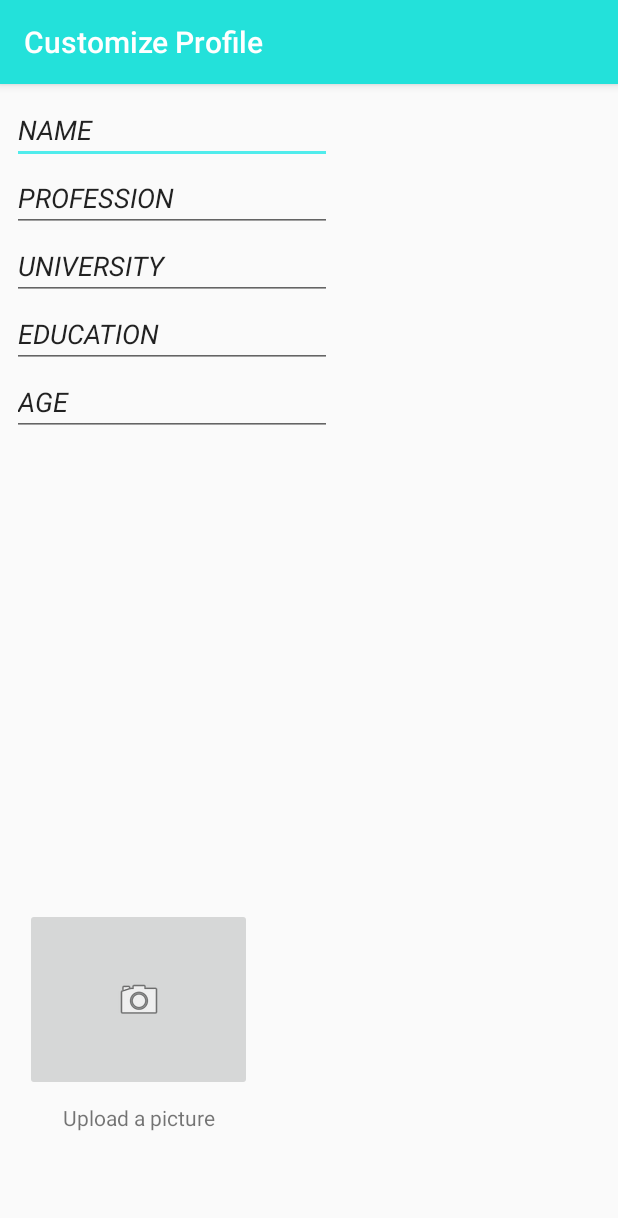
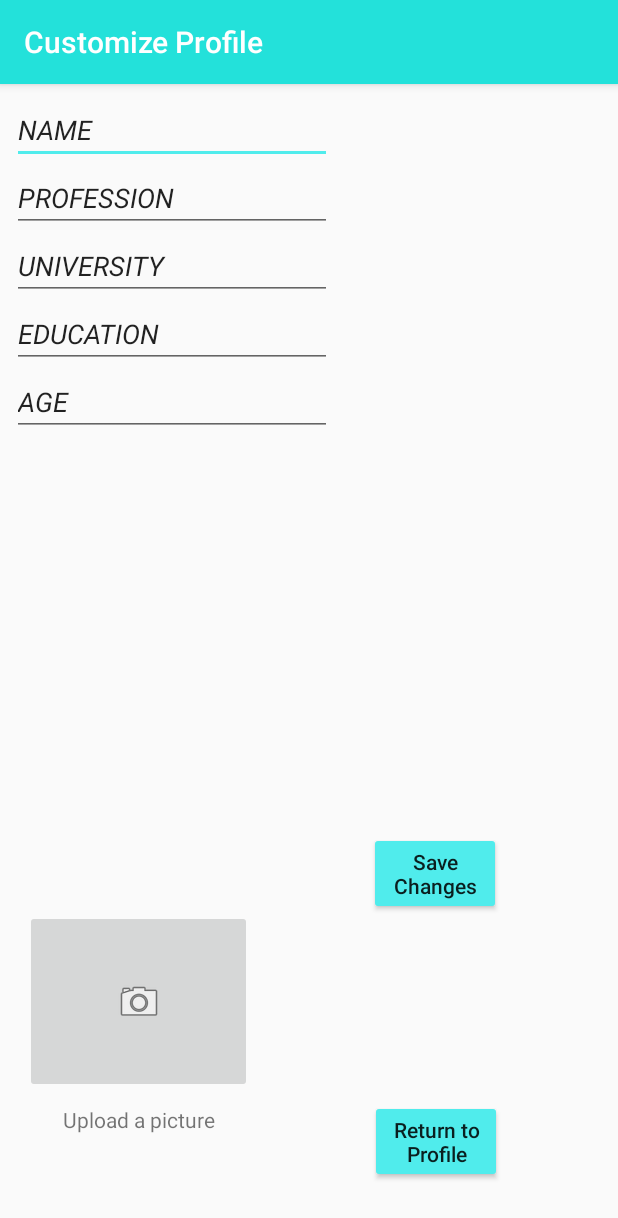
Before and after one commit to nugready/PB_Revised, an Android app: the CustomizeProfile screen opened directly, with no data from a screen before it, on a phone screen of 412 x 824 dp. Shown: the top 1218 px of the screen. Run offline under Robolectric (Android 15) with nearby library versions, the phone set to English and light mode, and no system bars; our stand-ins replace Firebase (no records; nobody signed in at launch, a user with empty details on screens opened directly).

Commit message:
Added functionality to save unique user information for their profile

```diff
--- a/app/build.gradle
+++ b/app/build.gradle
@@ -27,6 +27,8 @@ dependencies {
     compile 'com.android.support:appcompat-v7:25.3.1'
     compile 'com.android.support.constraint:constraint-layout:1.0.2'
     compile 'com.google.firebase:firebase-auth:10.2.6'
+    compile 'com.google.firebase:firebase-database:10.2.6'
+
     testCompile 'junit:junit:4.12'
 }
 
--- a/app/src/main/java/com/professionalbuddies/pb_revised/CustomizeProfile.java
+++ b/app/src/main/java/com/professionalbuddies/pb_revised/CustomizeProfile.java
@@ -1,22 +1,88 @@
 package com.professionalbuddies.pb_revised;
 
+import android.content.Intent;
 import android.os.Bundle;
 import android.support.v7.app.AppCompatActivity;
 import android.view.View;
+import android.widget.Button;
+import android.widget.EditText;
+import android.widget.ImageButton;
+import android.widget.TextView;
+import android.widget.Toast;
 
 import com.google.android.gms.tasks.OnCompleteListener;
+import com.google.firebase.auth.FirebaseAuth;
+import com.google.firebase.auth.FirebaseUser;
+import com.google.firebase.database.DatabaseReference;
+import com.google.firebase.database.FirebaseDatabase;
 
 /**
  * Created by janiceambrose on 5/25/17.
  */
 
 public class CustomizeProfile extends AppCompatActivity implements View.OnClickListener {
+
+    private EditText editTextName;
+    private EditText editTextProfession;
+    private EditText editTextUniversity;
+    private EditText editTextEducation;
+    private EditText editTextAge;
+    private TextView textViewPicUpload;
+    private Button buttonSaveChanges;
+    private Button buttonReturnToProfile;
+    private ImageButton imageButtonProfilePic;
+
+    private DatabaseReference databaseReference;
+    private FirebaseAuth firebaseAuth;
+
+    @Override
     protected void onCreate(Bundle savedInstanceState) {
         super.onCreate(savedInstanceState);
         setContentView(R.layout.activity_customize_profile);
 
+        databaseReference = FirebaseDatabase.getInstance().getReference();
 
+        editTextName = (EditText) findViewById(R.id.editTextName);
+        editTextProfession = (EditText) findViewById(R.id.editTextProfession);
+        editTextUniversity = (EditText) findViewById(R.id.editTextUniversity);
+        editTextEducation = (EditText) findViewById(R.id.editTextEducation);
+        editTextAge = (EditText) findViewById(R.id.editTextAge);
+        textViewPicUpload = (TextView) findViewById(R.id.textViewPicUpload);
+        buttonSaveChanges = (Button) findViewById(R.id.buttonSaveChanges);
+        buttonReturnToProfile = (Button) findViewById(R.id.buttonReturnToProfile);
+        imageButtonProfilePic = (ImageButton) findViewById(R.id.imageButtonProfilePic);
+        firebaseAuth = firebaseAuth.getInstance();
+
+        buttonSaveChanges.setOnClickListener(this);
+        buttonReturnToProfile.setOnClickListener(this);
         }
 
+    private void saveUserInfo() {
+        String name = editTextName.getText().toString().trim();
+        String profession = editTextProfession.getText().toString().trim();
+        String university = editTextUniversity.getText().toString().trim();
+        String education = editTextEducation.getText().toString().trim();
+        String age = editTextAge.getText().toString().trim();
 
+        UserInformation thisUser = new UserInformation(name, profession, university, education, age);
+
+        FirebaseUser user = firebaseAuth.getCurrentUser();
+        databaseReference.child(user.getUid()).setValue(thisUser);
+
+        Toast.makeText(this, "Profile Update.", Toast.LENGTH_LONG).show();
+    }
+
+    @Override
+    public void onClick(View view) {
+        if (view == buttonSaveChanges) {
+            saveUserInfo();
+            finish();
+            startActivity(new Intent(this, ProfileActivity.class));
+        }
+
+        if (view == buttonReturnToProfile) {
+            finish();
+            startActivity(new Intent(this, ProfileActivity.class));
+        }
+    }
 }
--- a/app/src/main/java/com/professionalbuddies/pb_revised/ProfileActivity.java
+++ b/app/src/main/java/com/professionalbuddies/pb_revised/ProfileActivity.java
@@ -15,6 +15,7 @@ public class ProfileActivity extends AppCompatActivity implements View.OnClickLi
     private FirebaseAuth firebaseAuth;
     private TextView textViewUserEmail;
     private Button buttonLogout;
+    private Button buttonCustomizeProfile;
 
     @Override
     protected void onCreate(Bundle savedInstanceState) {
@@ -33,8 +34,10 @@ public class ProfileActivity extends AppCompatActivity implements View.OnClickLi
         textViewUserEmail = (TextView) findViewById(R.id.textViewUserEmail);
         textViewUserEmail.setText("Welcome " +user.getEmail());
         buttonLogout = (Button) findViewById(R.id.buttonLogout);
+        buttonCustomizeProfile = (Button) findViewById(R.id.buttonCustomizeProfile);
 
         buttonLogout.setOnClickListener(this);
+        buttonCustomizeProfile.setOnClickListener(this);
     }
 
     @Override
@@ -44,5 +47,10 @@ public class ProfileActivity extends AppCompatActivity implements View.OnClickLi
             finish();
             startActivity(new Intent(this, MainActivity.class));
         }
+
+        if (view == buttonCustomizeProfile) {
+            finish();
+            startActivity(new Intent(this, CustomizeProfile.class));
+        }
     }
 }
--- a/app/src/main/res/layout/activity_customize_profile.xml
+++ b/app/src/main/res/layout/activity_customize_profile.xml
@@ -26,10 +26,12 @@
             android:layout_marginBottom="8dp"
             app:layout_constraintHorizontal_bias="0.0"
             app:layout_constraintVertical_bias="0.0"
-            android:id="@+id/linearLayout">
+            android:id="@+id/linearLayout"
+            android:layout_marginStart="8dp"
+            android:layout_marginEnd="8dp">
 
             <EditText
-                android:id="@+id/editText24"
+                android:id="@+id/editTextName"
                 android:layout_width="wrap_content"
                 android:layout_height="wrap_content"
                 android:ems="10"
@@ -38,7 +40,7 @@
                 android:textStyle="italic" />
 
             <EditText
-                android:id="@+id/editText25"
+                android:id="@+id/editTextProfession"
                 android:layout_width="wrap_content"
                 android:layout_height="wrap_content"
                 android:ems="10"
@@ -47,7 +49,7 @@
                 android:textStyle="italic" />
 
             <EditText
-                android:id="@+id/editText26"
+                android:id="@+id/editTextUniversity"
                 android:layout_width="wrap_content"
                 android:layout_height="wrap_content"
                 android:ems="10"
@@ -56,7 +58,7 @@
                 android:textStyle="italic" />
 
             <EditText
-                android:id="@+id/editText27"
+                android:id="@+id/editTextEducation"
                 android:layout_width="wrap_content"
                 android:layout_height="wrap_content"
                 android:ems="10"
@@ -65,7 +67,7 @@
                 android:textStyle="italic" />
 
             <EditText
-                android:id="@+id/editText28"
+                android:id="@+id/editTextAge"
                 android:layout_width="wrap_content"
                 android:layout_height="wrap_content"
                 android:ems="10"
@@ -75,33 +77,73 @@
         </LinearLayout>
 
         <ImageButton
-            android:id="@+id/imageButton2"
+            android:id="@+id/imageButtonProfilePic"
             android:layout_width="151dp"
             android:layout_height="122dp"
             app:srcCompat="@android:drawable/ic_menu_camera"
             android:layout_marginTop="8dp"
             app:layout_constraintTop_toBottomOf="@+id/linearLayout"
             android:layout_marginBottom="8dp"
-            app:layout_constraintBottom_toTopOf="@+id/textView4"
+            app:layout_constraintBottom_toTopOf="@+id/textViewPicUpload"
             android:layout_marginLeft="8dp"
             app:layout_constraintLeft_toLeftOf="parent"
             android:layout_marginRight="8dp"
             app:layout_constraintRight_toRightOf="parent"
             app:layout_constraintHorizontal_bias="0.036"
-            app:layout_constraintVertical_bias="1.0" />
+            app:layout_constraintVertical_bias="1.0"
+            android:layout_marginStart="8dp"
+            android:layout_marginEnd="8dp" />
 
         <TextView
-            android:id="@+id/textView4"
+            android:id="@+id/textViewPicUpload"
             android:layout_width="wrap_content"
             android:layout_height="wrap_content"
-            android:layout_marginBottom="69dp"
+            android:layout_marginBottom="68dp"
             android:layout_marginLeft="8dp"
             android:layout_marginRight="8dp"
             android:text="@string/profile_pic"
             app:layout_constraintBottom_toBottomOf="parent"
             app:layout_constraintHorizontal_bias="0.116"
             app:layout_constraintLeft_toLeftOf="parent"
-            app:layout_constraintRight_toRightOf="parent" />
+            app:layout_constraintRight_toRightOf="parent"
+            android:layout_marginStart="8dp"
+            android:layout_marginEnd="8dp" />
+
+        <Button
+            android:id="@+id/buttonSaveChanges"
+            style="@style/Widget.AppCompat.Button.Colored"
+            android:layout_width="88dp"
+            android:layout_height="wrap_content"
+            android:layout_margin="15dp"
+            android:text="Save Changes"
+            android:textAppearance="@style/TextAppearance.AppCompat.Body2"
+            android:layout_marginTop="8dp"
+            app:layout_constraintTop_toBottomOf="@+id/linearLayout"
+            app:layout_constraintBottom_toBottomOf="parent"
+            android:layout_marginBottom="8dp"
+            android:layout_marginRight="8dp"
+            app:layout_constraintRight_toRightOf="parent"
+            app:layout_constraintLeft_toRightOf="@+id/imageButtonProfilePic"
+            android:layout_marginLeft="8dp" />
+
+        <Button
+            android:id="@+id/buttonReturnToProfile"
+            style="@style/Widget.AppCompat.Button.Colored"
+            android:layout_width="88dp"
+            android:layout_height="wrap_content"
+            android:layout_margin="15dp"
+            android:text="Return to Profile"
+            android:textAppearance="@style/TextAppearance.AppCompat.Body2"
+            android:layout_marginTop="8dp"
+            app:layout_constraintTop_toBottomOf="@+id/linearLayout"
+            app:layout_constraintBottom_toBottomOf="parent"
+            android:layout_marginBottom="8dp"
+            android:layout_marginRight="8dp"
+            app:layout_constraintRight_toRightOf="parent"
+            app:layout_constraintLeft_toRightOf="@+id/imageButtonProfilePic"
+            android:layout_marginLeft="8dp"
+            app:layout_constraintHorizontal_bias="0.504"
+            app:layout_constraintVertical_bias="0.949" />
 
     </android.support.constraint.ConstraintLayout>
 
--- a/app/src/main/res/layout/activity_profile.xml
+++ b/app/src/main/res/layout/activity_profile.xml
@@ -33,5 +33,15 @@
             android:layout_gravity="center_horizontal"
             android:text="Logout"
             android:textAppearance="@style/TextAppearance.AppCompat" />
+
+        <Button
+            android:id="@+id/buttonCustomizeProfile"
+            style="@style/Widget.AppCompat.Button.Colored"
+            android:layout_width="wrap_content"
+            android:layout_height="wrap_content"
+            android:layout_gravity="center_horizontal"
+            android:text="Customize Profile"
+            android:textAppearance="@style/TextAppearance.AppCompat" />
+
     </LinearLayout>
 </android.support.constraint.ConstraintLayout>
```
